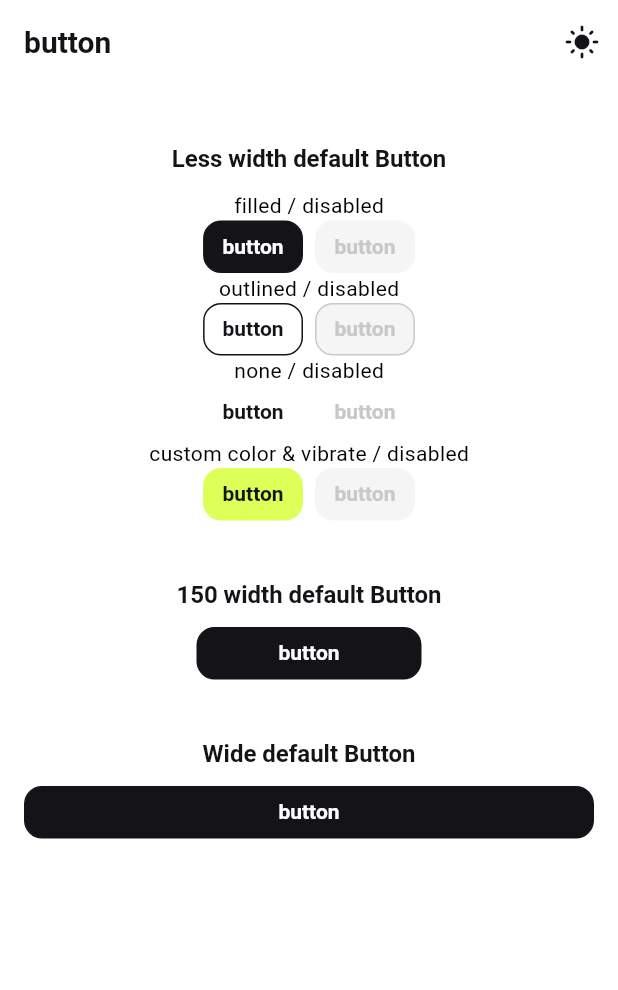
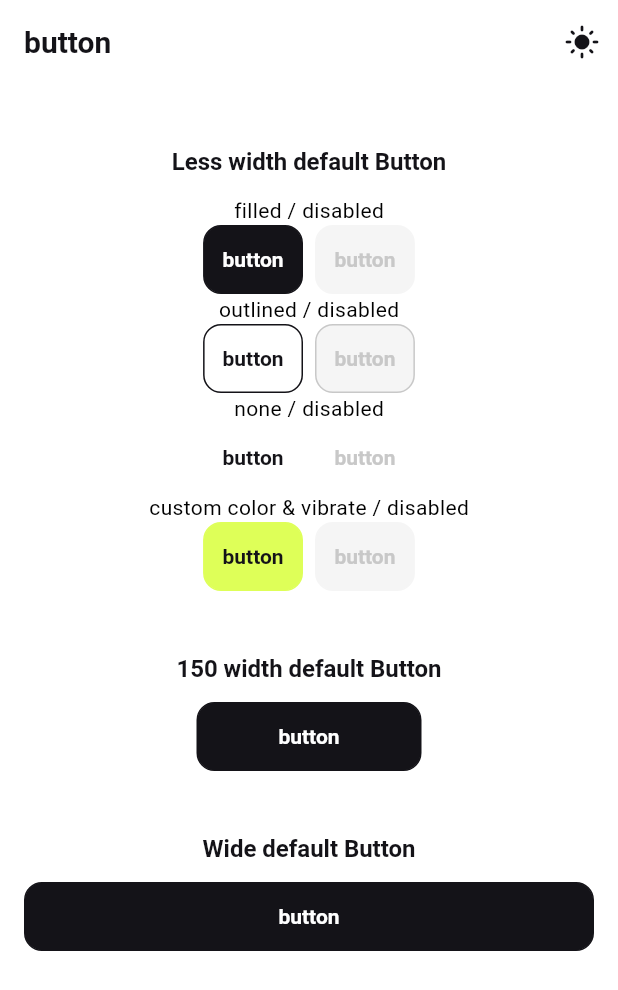
Before and after one commit to noncelab/coconut_design_system, a Flutter app: the ButtonScreen screen opened by its route, on a phone screen of 412 x 824 dp. Shown: the top 990 px of the screen. Run offline on Flutter 3.47's test engine with Material 3 defaults, Android fonts, the phone set to English and light mode, and no system bars; our stand-ins replace flutter_svg, go_router, vibration; Roboto replaces fonts that are missing (Pretendard).

Commit message:
fix(style): font height 수정, button vertical padding 8 -> 12

```diff
--- a/lib/src/components/button.dart
+++ b/lib/src/components/button.dart
@@ -115,7 +115,7 @@ class CoconutButton extends StatefulWidget {
     Color? pressedTextColor,
     this.buttonType = CoconutButtonType.filled,
   })  : padding =
-            padding ?? const EdgeInsets.symmetric(vertical: 8, horizontal: 12),
+            padding ?? const EdgeInsets.symmetric(vertical: 12, horizontal: 12),
         backgroundColor = backgroundColor ??
             (brightness == Brightness.light
                 ? CoconutColors.black
--- a/lib/src/theme/typography.dart
+++ b/lib/src/theme/typography.dart
@@ -66,7 +66,7 @@ TextStyle applyVariation(
           ? CoconutTypography.kNumberFontFamily
           : CoconutTypography.kTextFontFamily,
       fontWeight: isBold ? FontWeight.w700 : FontWeight.w400,
-      height: fontSize != null ? (fontSize >= 24 ? 1.4 : 1.2) : null,
+      height: fontSize != null ? (fontSize >= 24 ? 1.2 : 1.4) : null,
       letterSpacing:
           fontSize != null ? (fontSize >= 18 ? -0.04 : -0.02) : -0.02);
 }
```
